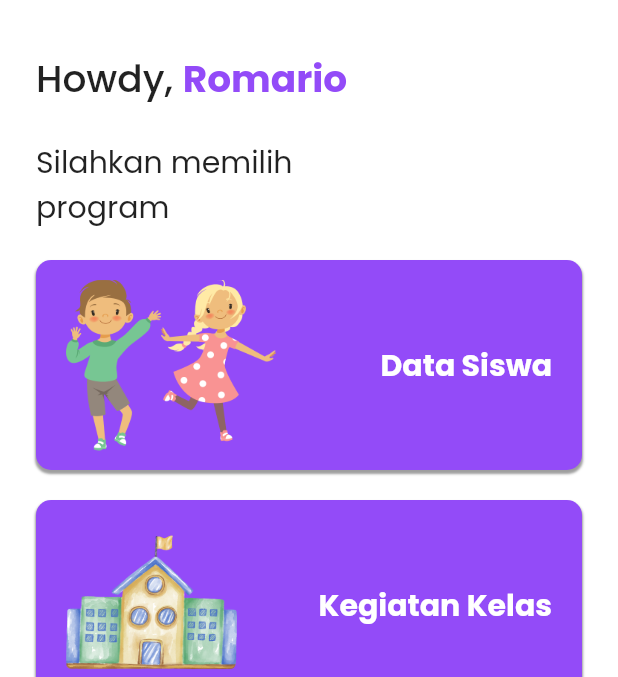
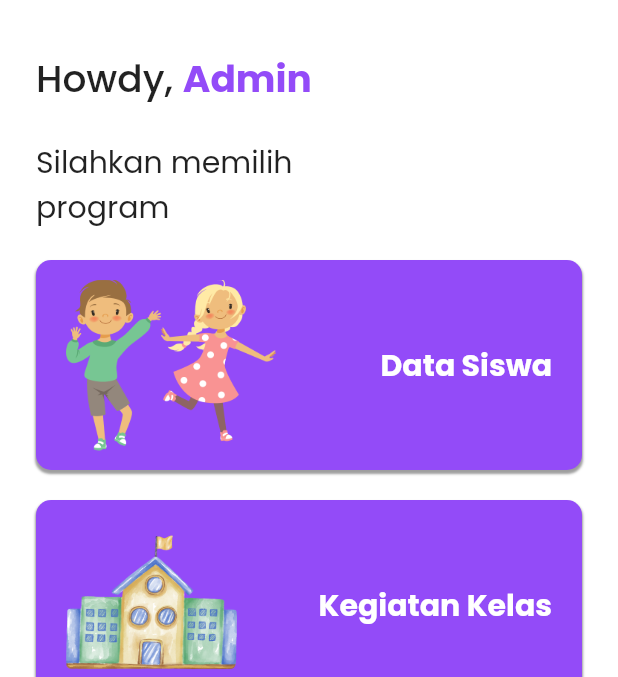
Before and after one commit to Hayolox/homy_school, a Flutter app: the BerandaPage screen opened directly, on a phone screen of 412 x 824 dp, the part 70-747 px from its top. Run offline on Flutter 3.47's test engine with Material 2 defaults, Android fonts, the phone set to English and light mode, and no system bars; our stand-ins replace cloud_firestore, delayed_display, email_validator, firebase_auth, firebase_core, google_fonts; accounts and stored records are empty.

```diff
--- a/lib/views/admin/beranda_page.dart
+++ b/lib/views/admin/beranda_page.dart
@@ -54,7 +54,7 @@ class BerandaPage extends StatelessWidget {
                     ),
                     children: [
                       TextSpan(
-                          text: 'Romario',
+                          text: 'Admin',
                           style: poppinsTextStyle.copyWith(
                             color: lavenderColor,
                             fontSize: 25,
```
